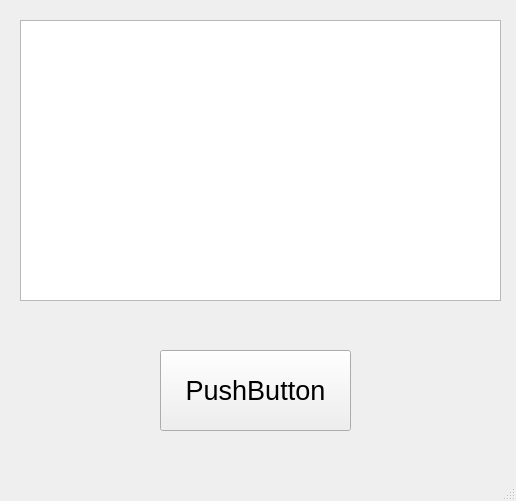
The window that gui.ui (kyoko9000/51.-Checkbox-on-tablewidget) describes before a commit, drawn with Qt 5.
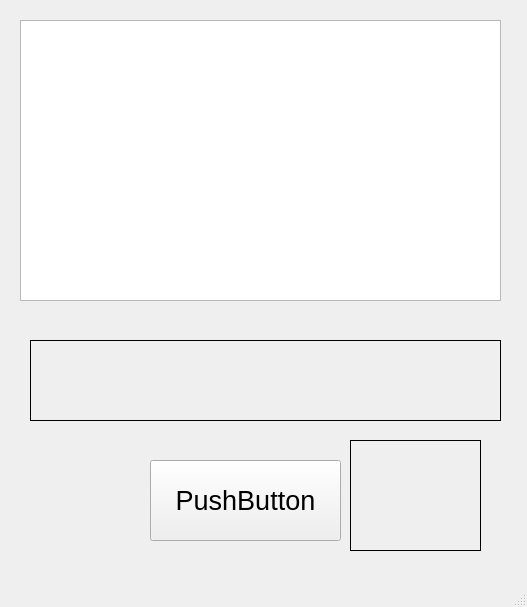
The same window after the commit. Icons and pictures are not drawn.

What changed in the file:
```diff
--- a/gui.ui
+++ b/gui.ui
@@ -6,8 +6,8 @@
    <rect>
     <x>0</x>
     <y>0</y>
-    <width>516</width>
-    <height>501</height>
+    <width>527</width>
+    <height>607</height>
    </rect>
   </property>
   <property name="windowTitle">
@@ -27,8 +27,8 @@
    <widget class="QPushButton" name="pushButton">
     <property name="geometry">
      <rect>
-      <x>160</x>
-      <y>350</y>
+      <x>150</x>
+      <y>460</y>
       <width>191</width>
       <height>81</height>
      </rect>
@@ -42,6 +42,49 @@
      <string>PushButton</string>
     </property>
    </widget>
+   <widget class="QLabel" name="label">
+    <property name="geometry">
+     <rect>
+      <x>30</x>
+      <y>340</y>
+      <width>471</width>
+      <height>81</height>
+     </rect>
+    </property>
+    <property name="font">
+     <font>
+      <pointsize>20</pointsize>
+     </font>
+    </property>
+    <property name="frameShape">
+     <enum>QFrame::Box</enum>
+    </property>
+    <property name="text">
+     <string/>
+    </property>
+   </widget>
+   <widget class="QLabel" name="label_2">
+    <property name="geometry">
+     <rect>
+      <x>350</x>
+      <y>440</y>
+      <width>131</width>
+      <height>111</height>
+     </rect>
+    </property>
+    <property name="frameShape">
+     <enum>QFrame::Box</enum>
+    </property>
+    <property name="text">
+     <string/>
+    </property>
+    <property name="pixmap">
+     <pixmap>1.jpeg</pixmap>
+    </property>
+    <property name="scaledContents">
+     <bool>true</bool>
+    </property>
+   </widget>
   </widget>
   <widget class="QMenuBar" name="menubar">
    <property name="geometry">
```
Left out of the diff: 2 changed lines with no effect on the pictures.
